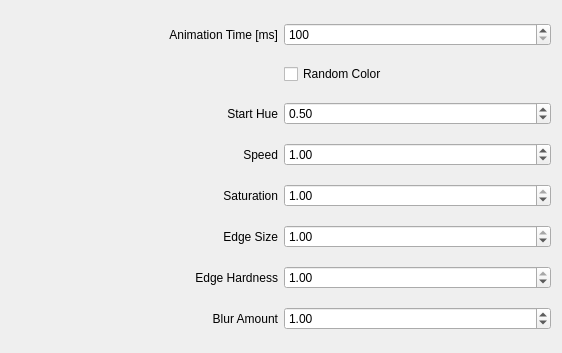
This is kwin/aura-glow/config.ui in Schneegans/Burn-My-Windows as Qt 5 draws it before an edit. The edited form follows.
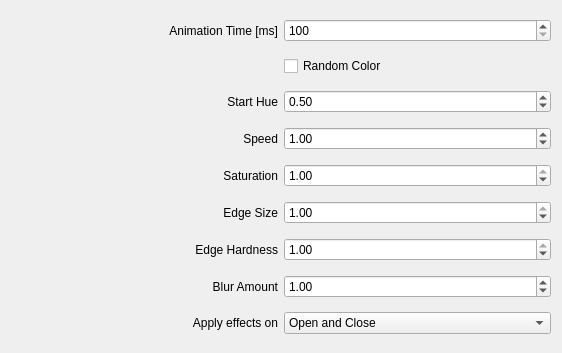
This is the edited form.

Commit message: :tada: Apply effect on open only or close only

```diff
--- a/kwin/aura-glow/config.ui
+++ b/kwin/aura-glow/config.ui
@@ -203,6 +203,40 @@
                     </property>
                 </widget>
             </item>
+        
+            <item row="8" column="0">
+                <widget class="QLabel" name="label_ApplyEffectsOn">
+                    <property name="text">
+                        <string>Apply effects on</string>
+                    </property>
+                    <property name="alignment">
+                        <set>Qt::AlignmentFlag::AlignRight|Qt::AlignmentFlag::AlignTrailing|Qt::AlignmentFlag::AlignVCenter</set>
+                    </property>
+                </widget>
+            </item>
+            <item row="8" column="1">
+                <widget class="QComboBox" name="kcfg_ApplyEffectsOn">
+                                        <property name="currentIndex">
+                        <number>2</number>
+                    </property>
+<item>
+                        <property name="text">
+                            <string>Open only</string>
+                        </property>
+                    </item>
+                    <item>
+                        <property name="text">
+                            <string>Close only</string>
+                        </property>
+                    </item>
+                    <item>
+                        <property name="text">
+                            <string>Open and Close</string>
+                        </property>
+                    </item>
+                </widget>
+            </item>
+
         </layout>
     </widget>
     <resources />
```
The commit also changes 38 other files.
